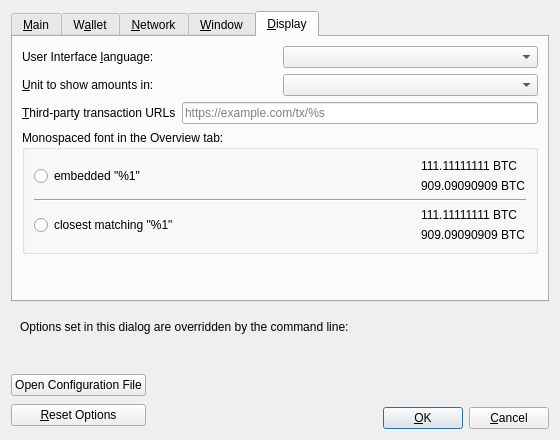
Old version of the form src/qt/forms/optionsdialog.ui in the repository bitcoincore-dev/bitcoin-2001-863168-294116-d812cf1189.
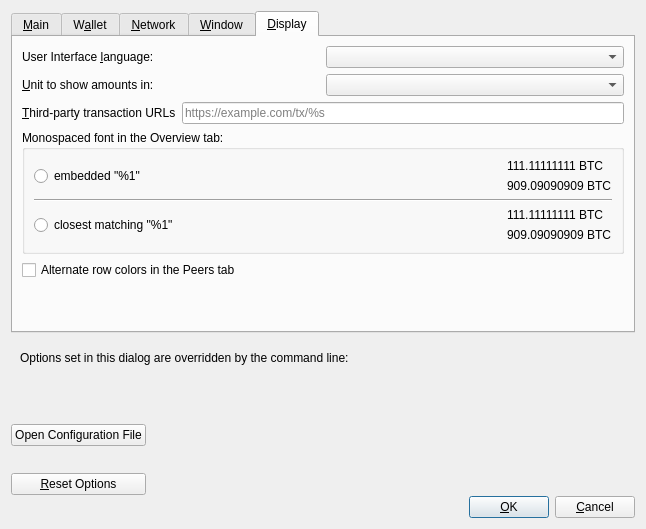
New version of the form. The open tabs and pages were chosen to show the change. Custom widgets are drawn as their Qt base class.

Commit message:
qt: Add "Alternating Row Color" settings for the Peers Tab
Github-Pull: gui#307
Rebased-From: b124c2fe600b343a2bc66ff8eb0aaf43aa99f4db

```diff
--- a/src/qt/forms/optionsdialog.ui
+++ b/src/qt/forms/optionsdialog.ui
@@ -6,8 +6,8 @@
    <rect>
     <x>0</x>
     <y>0</y>
-    <width>560</width>
-    <height>440</height>
+    <width>646</width>
+    <height>529</height>
    </rect>
   </property>
   <property name="windowTitle">
@@ -871,6 +871,16 @@
          </layout>
         </widget>
        </item>
+       <item>
+        <widget class="QCheckBox" name="peersTabAlternatingRowColors">
+         <property name="toolTip">
+          <string>Alternate the row colors for the &quot;Peers&quot; and &quot;Banned peers&quot; tables in the Peers tab.</string>
+         </property>
+         <property name="text">
+          <string>Alternate row colors in the Peers tab</string>
+         </property>
+        </widget>
+       </item>
        <item>
         <spacer name="verticalSpacer_Display">
          <property name="orientation">
```
The commit also changes 6 other files.
